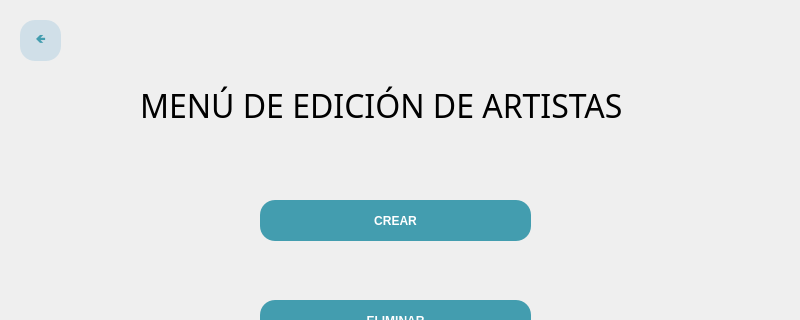
First picture: the form in src/vista/ui/MenuEdicionArtistas.ui, repository eperec03/museo, before the edit; both pictures show x 0 to 800 and y 0 to 320 of the 800 by 600 pixel window.
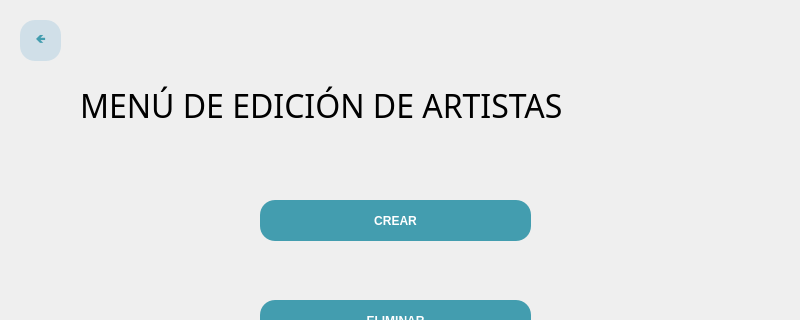
Second picture: the form after the edit.

What changed in the file:
```diff
--- a/src/vista/ui/MenuEdicionArtistas.ui
+++ b/src/vista/ui/MenuEdicionArtistas.ui
@@ -212,9 +212,9 @@
    <widget class="QLabel" name="Titulo">
     <property name="geometry">
      <rect>
-      <x>140</x>
+      <x>80</x>
       <y>60</y>
-      <width>531</width>
+      <width>651</width>
       <height>91</height>
      </rect>
     </property>
```
Left out of the diff: 112 changed lines with no effect on the pictures.
